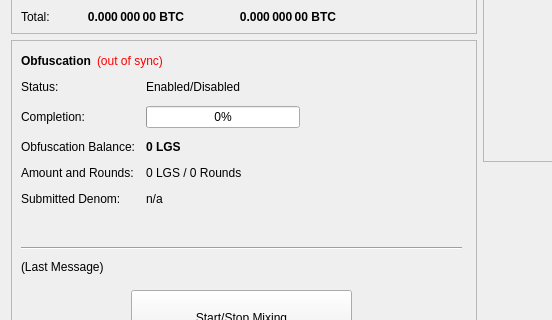
forkcoin01/ValinorCoinmn, file src/qt/forms/overviewpage.ui: the form before one commit; both pictures show x 0 to 552 and y 182 to 502 of the 960 by 615 pixel window.
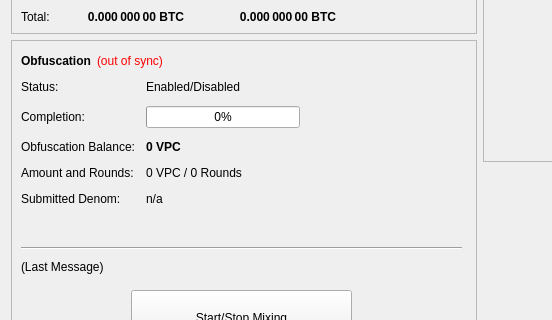
The form after the commit.

Diff of the .ui file:
```diff
--- a/src/qt/forms/overviewpage.ui
+++ b/src/qt/forms/overviewpage.ui
@@ -474,7 +474,7 @@
               </font>
              </property>
              <property name="text">
-              <string notr="true">0 LGS</string>
+              <string notr="true">0 VPC</string>
              </property>
             </widget>
            </item>
@@ -488,7 +488,7 @@
            <item row="3" column="1">
             <widget class="QLabel" name="labelAmountRounds">
              <property name="text">
-              <string>0 LGS / 0 Rounds</string>
+              <string>0 VPC / 0 Rounds</string>
              </property>
             </widget>
            </item>
```
Left out of the diff: 6 changed lines with no effect on the pictures.
